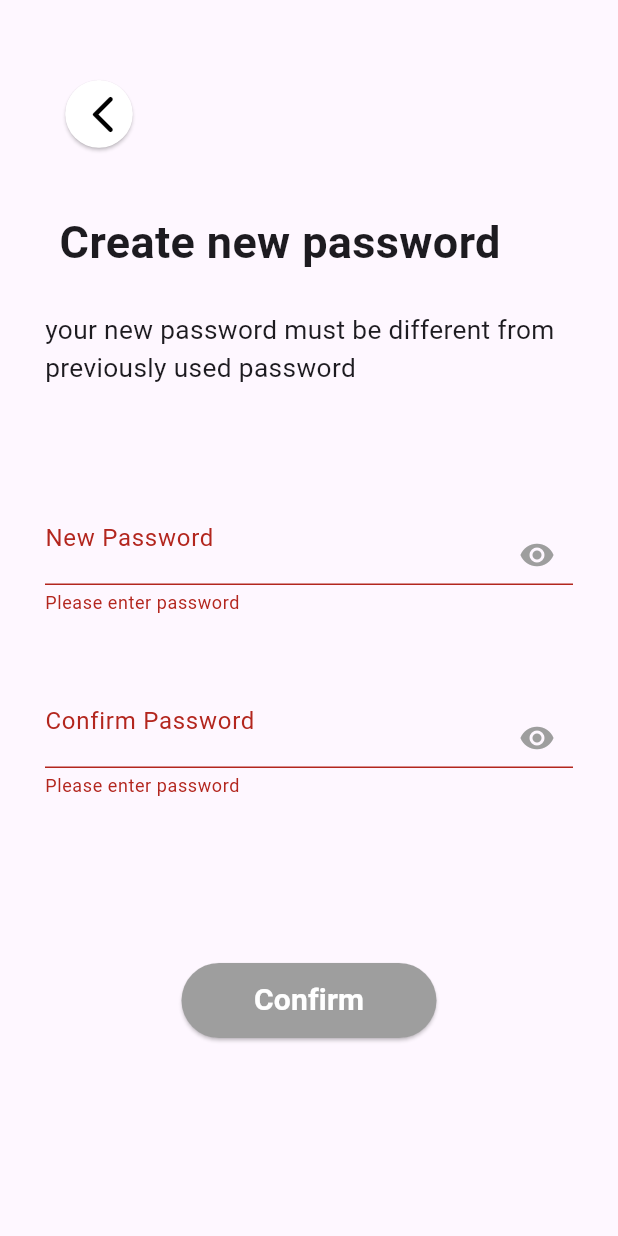
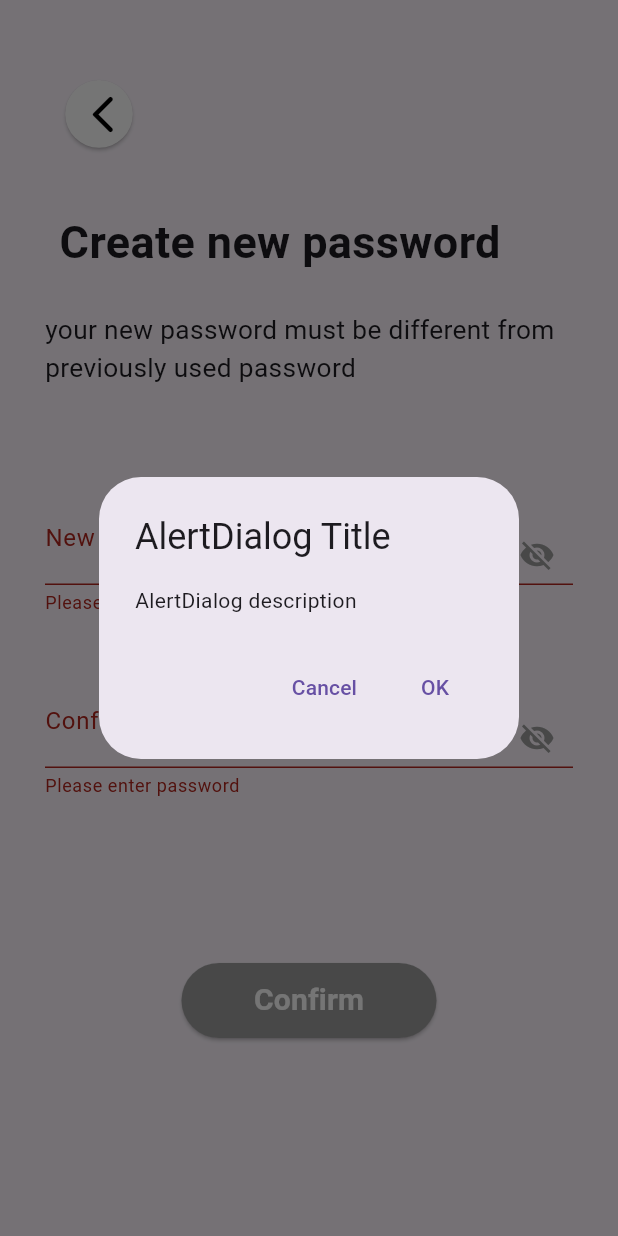
Before and after one commit to Mohammadobe/Flutter_application, a Flutter app: the appPage7 screen opened directly, after a tap on "Confirm", on a phone screen of 412 x 824 dp. Run offline on Flutter 3.47's test engine with Material 3 defaults, Android fonts, the phone set to English and light mode, and no system bars; our stand-ins replace intl_phone_number_input; missing offline and left inert: flutter_verification_code_field.

Commit message:
Create new password

```diff
--- a/flutter_application_1/lib/Screens/Create new password.dart
+++ b/flutter_application_1/lib/Screens/Create new password.dart
@@ -26,8 +26,11 @@ class  _appPage7State extends State<appPage7> {
 
   final _formKey = GlobalKey <FormState>();
   final TextEditingController _pass = TextEditingController();
-  bool _passwordVisible = false;
-  bool _passwordVisible1 = false;
+  bool _passwordVisible = true;
+  bool _passwordVisible1 = true;
+  String password = '';
+  String confirmPassword = '';
+  Color buttonColor = Colors.grey;
 
   @override
   Widget build(BuildContext context) {
@@ -77,6 +80,14 @@ class  _appPage7State extends State<appPage7> {
 
                     TextFormField(
 
+                      onChanged: (value) {
+
+                        setState(() {
+                          password=value;
+                        });
+
+                      },
+
                       controller: _pass,
                       validator: (value) {
 
@@ -117,6 +128,25 @@ class  _appPage7State extends State<appPage7> {
                     SizedBox(height: 40),
 
                     TextFormField(
+
+                      onChanged: (value) {
+
+                        setState(() {
+                          confirmPassword = value;
+                        });
+
+                        if(confirmPassword == password){
+                          setState(() {
+                             buttonColor = Colors.black;
+                          });
+                        }
+
+                        else{
+                          setState(() {
+                             buttonColor = Colors.grey;
+                          });
+                        }
+                      },
 
                       validator: (value) {
 
@@ -165,9 +195,27 @@ class  _appPage7State extends State<appPage7> {
                       width: 170,
                       child: ElevatedButton(
                         style: ElevatedButton.styleFrom(
-                          backgroundColor: Colors.grey,
+                          backgroundColor: buttonColor,
                         ),
                         onPressed: (){
+
+                          showDialog(
+                            context: context,
+                            builder: (BuildContext context) => AlertDialog(
+                              title: const Text('AlertDialog Title'),
+                              content: const Text('AlertDialog description'),
+                              actions: [
+                                TextButton(
+                                  onPressed: () => Navigator.pop(context, 'Cancel'),
+                                  child: const Text('Cancel'),
+                                ),
+                                TextButton(
+                                  onPressed: () => Navigator.pop(context, 'OK'),
+                                  child: const Text('OK'),
+                                ),
+                              ],
+                            ),
+                          );
 
                           if(_formKey.currentState!.validate()){
                             _formKey.currentState!.save();
--- a/flutter_application_1/lib/Task 4.dart
+++ b/flutter_application_1/lib/Task 4.dart
@@ -25,7 +25,7 @@ class _registerPageState extends  State<registerPage> {
 
   final  GlobalKey<FormState> _formkey = GlobalKey<FormState>();
   String? Gender;
-  PhoneNumber _phoneNumber = PhoneNumber(isoCode: '');
+  PhoneNumber phoneNumber = PhoneNumber(isoCode: '');
 
   @override
   Widget build(BuildContext context){
@@ -243,7 +243,7 @@ class _registerPageState extends  State<registerPage> {
                         InternationalPhoneNumberInput(
                           onInputChanged: (PhoneNumber  number) {
                             setState(() {
-                              _phoneNumber = number;
+                              phoneNumber = number;
                               print('Code: $number');
                             });
                           },
```
